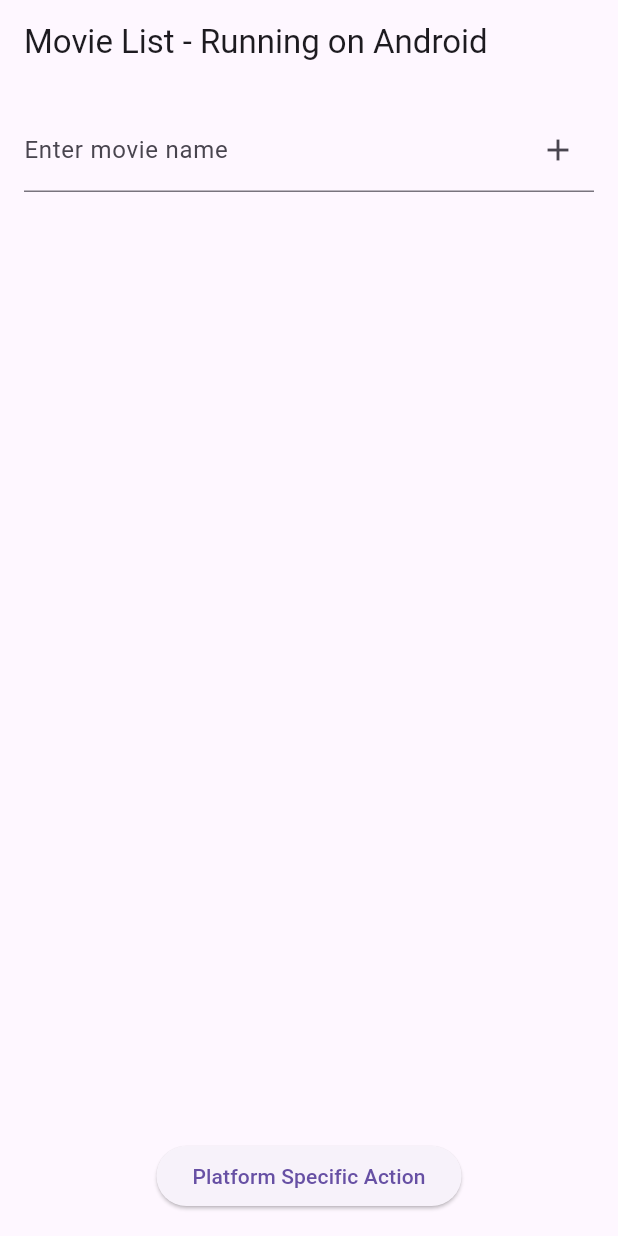
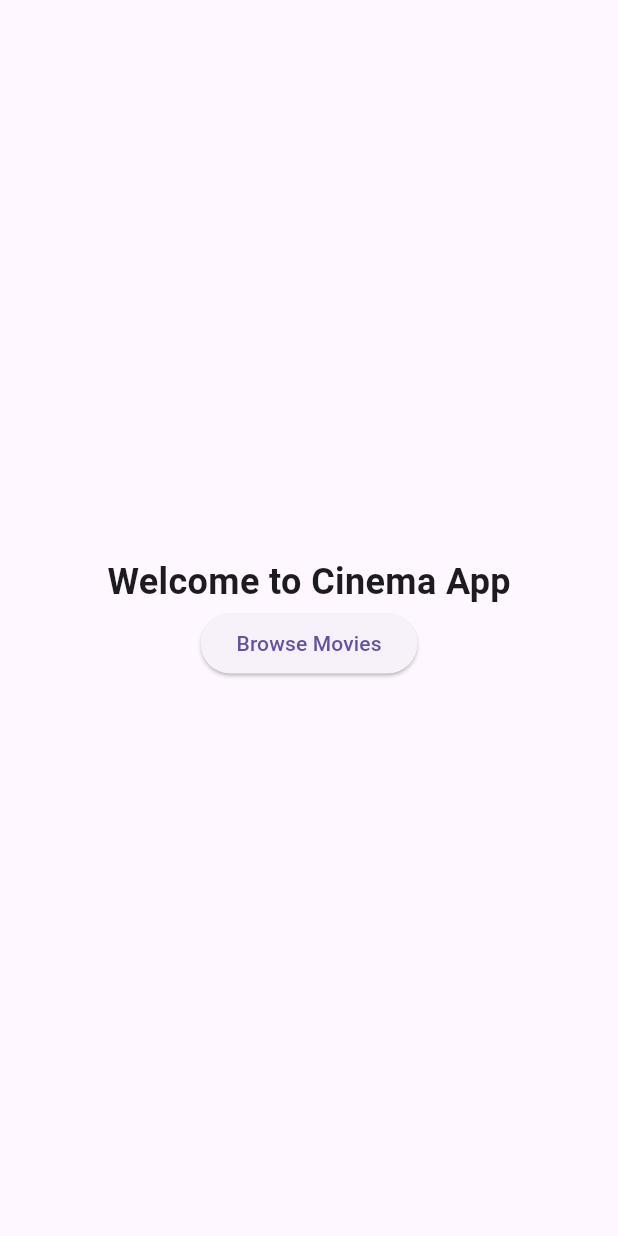
Before and after one commit to Dav1dParker/flutter_homework, a Flutter app: the screen it shows after launch, on a phone screen of 412 x 824 dp. Run offline on Flutter 3.47's test engine with Material 3 defaults, Android fonts, the phone set to English and light mode, and no system bars; statements that could not run were skipped.

Commit message:
Pr6 is done

```diff
--- a/lib/main.dart
+++ b/lib/main.dart
@@ -1,122 +1,55 @@
-import 'dart:io' show Platform;
-import 'package:flutter/foundation.dart' show kIsWeb;
 import 'package:flutter/material.dart';
-import 'package:fluttertoast/fluttertoast.dart';
-//import 'package:url_launcher/url_launcher.dart';
 
 void main() {
-  runApp(MovieListApp());
+  runApp(TicketApp());
 }
 
-class MovieListApp extends StatelessWidget {
+class TicketApp extends StatelessWidget {
   @override
   Widget build(BuildContext context) {
     return MaterialApp(
-      title: 'Movie List',
-      theme: ThemeData(
-        primarySwatch: Colors.blue,
-      ),
-      home: MovieListScreen(),
+      title: 'Cinema Tickets',
+      theme: ThemeData(primarySwatch: Colors.blue),
+      home: MainPage(),
     );
   }
 }
 
-class MovieListScreen extends StatefulWidget {
+class MainPage extends StatelessWidget {
   @override
-  _MovieListScreenState createState() => _MovieListScreenState();
-}
-
-class _MovieListScreenState extends State<MovieListScreen> {
-  final List<String> _movies = [];
-  final TextEditingController _controller = TextEditingController();
-
-  void _addMovie() {
-    if (_controller.text.isNotEmpty) {
-      setState(() {
-        _movies.add(_controller.text);
-      });
-      _controller.clear();
+  Widget build(BuildContext context) {
+    return Scaffold(
+      body: PageView(
+        children: [
+          HomeScreen(),
+          MovieCatalogScreen(),
+          UserProfileScreen(),
+        ],
+      ),
+    );
   }
 }
 
-  void _removeMovie(int index) {
-    setState(() {
-      _movies.removeAt(index);
-    });
-  }
-
-  String _getPlatform() {
-    if (kIsWeb) {
-      return "Running on Web";
-    } else if (Platform.isAndroid) {
-      return "Running on Android";
-    } else if (Platform.isIOS) {
-      return "Running on iOS";
-    } else if (Platform.isMacOS) {
-      return "Running on macOS";
-    } else if (Platform.isWindows) {
-      return "Running on Windows";
-    } else if (Platform.isLinux) {
-      return "Running on Linux";
-    } else {
-      return "Running on UFO";
-    }
-  }
-
-  void _platformSpecificAction() async {
-    if (kIsWeb) {
-      final url = Uri.parse("https://online-edu.mirea.ru");
-      //if (await canLaunchUrl(url)) {
-      //  await launchUrl(url, mode: LaunchMode.externalApplication);
-      //}
-    } else if (Platform.isAndroid) {
-      Fluttertoast.showToast(
-        msg: "I think I am an android app",
-        toastLength: Toast.LENGTH_SHORT,
-        gravity: ToastGravity.BOTTOM,
+// Screen 1: Home Screen
+class HomeScreen extends StatelessWidget {
+  @override
+  Widget build(BuildContext context) {
+    return Center(
+      child: Column(
+        mainAxisAlignment: MainAxisAlignment.center,
+        children: [
+          const Text(
+            'Welcome to Cinema App',
+            style: TextStyle(fontSize: 24, fontWeight: FontWeight.bold),
+          ),
+          ElevatedButton(
+            onPressed: () {
+              Navigator.push(
+                context,
+                MaterialPageRoute(builder: (context) => MovieCatalogScreen()),
               );
-    } else if (Platform.isIOS) {
-      ScaffoldMessenger.of(context).showSnackBar(
-        SnackBar(content: Text("This action is specific to iOS")),
-      );
-    } else if (Platform.isMacOS) {
-      showDialog(
-        context: context,
-        builder: (context) => AlertDialog(
-          title: Text("macOS Action"),
-          content: Text("This action is specific to macOS."),
-          actions: [
-            TextButton(
-              onPressed: () => Navigator.pop(context),
-              child: Text("OK"),
-            ),
-          ],
-        ),
-      );
-    } else if (Platform.isWindows) {
-      showDialog(
-        context: context,
-        builder: (context) => AlertDialog(
-          title: Text("Windows Action"),
-          content: Text("I think I run on windows."),
-          actions: [
-            TextButton(
-              onPressed: () => Navigator.pop(context),
-              child: Text("OK"),
-            ),
-          ],
-        ),
-      );
-    } else if (Platform.isLinux) {
-      showDialog(
-        context: context,
-        builder: (context) => AlertDialog(
-          title: Text("Linux Action"),
-          content: Text("This action is specific to Linux."),
-          actions: [
-            TextButton(
-              onPressed: () => Navigator.pop(context),
-              child: Text("OK"),
+            },
+            child: const Text('Browse Movies'),
           ),
         ],
       ),
@@ -124,52 +57,91 @@
   }
 }
 
+// Screen 2: Movie Catalog
+class MovieCatalogScreen extends StatelessWidget {
   @override
   Widget build(BuildContext context) {
     return Scaffold(
-      appBar: AppBar(
-        title: Text('Movie List - ${_getPlatform()}'),
-      ),
-      body: Column(
+      appBar: AppBar(title: Text('Movies Catalog')),
+      body: ListView(
         children: [
-          Padding(
-            padding: const EdgeInsets.all(16.0),
-            child: TextField(
-              controller: _controller,
-              decoration: InputDecoration(
-                labelText: 'Enter movie name',
-                suffixIcon: IconButton(
-                  icon: Icon(Icons.add),
-                  onPressed: _addMovie,
-                ),
-              ),
-              onSubmitted: (_) => _addMovie(),
-            ),
-          ),
-          Flexible(
-            child: ListView.separated(
-              itemCount: _movies.length,
-              itemBuilder: (context, index) {
-                return ListTile(
-                  title: Text(_movies[index]),
-                  trailing: IconButton(
-                    icon: Icon(Icons.delete),
-                    onPressed: () => _removeMovie(index),
-                  ),
+          ListTile(
+            title: Text('Movie 1'),
+            onTap: () {
+              Navigator.push(
+                context,
+                MaterialPageRoute(builder: (context) => MovieDetailScreen(movieName: 'Movie 1')),
               );
             },
-              separatorBuilder: (context, index) => Divider(),
           ),
-          ),
-          Padding(
-            padding: const EdgeInsets.all(16.0),
-            child: ElevatedButton(
-              onPressed: _platformSpecificAction,
-              child: Text("Platform Specific Action"),
-            ),
+          ListTile(
+            title: Text('Movie 2'),
+            onTap: () {
+              Navigator.push(
+                context,
+                MaterialPageRoute(builder: (context) => MovieDetailScreen(movieName: 'Movie 2')),
+              );
+            },
           ),
         ],
       ),
     );
   }
 }
+
+// Screen 3: Movie Details
+class MovieDetailScreen extends StatelessWidget {
+  final String movieName;
+
+  MovieDetailScreen({required this.movieName});
+
+  @override
+  Widget build(BuildContext context) {
+    return Scaffold(
+      appBar: AppBar(title: Text(movieName)),
+      body: Center(
+        child: Column(
+          mainAxisAlignment: MainAxisAlignment.center,
+          children: [
+            Text('Details about $movieName'),
+            ElevatedButton(
+              onPressed: () {
+                Navigator.push(
+                  context,
+                  MaterialPageRoute(builder: (context) => CheckoutScreen()),
+                );
+              },
+              child: Text('Book Ticket'),
+            ),
+          ],
+        ),
+      ),
+    );
+  }
+}
+
+// Screen 4: Checkout Screen
+class CheckoutScreen extends StatelessWidget {
+  @override
+  Widget build(BuildContext context) {
+    return Scaffold(
+      appBar: AppBar(title: Text('Checkout')),
+      body: Center(
+        child: Text('Ticket Booking Details'),
+      ),
+    );
+  }
+}
+
+// Screen 5: User Profile
+class UserProfil  eScreen extends StatelessWidget {
+  @override
+  Widget build(BuildContext context) {
+    return Scaffold(
+      appBar: AppBar(title: Text('User Profile')),
+      body: Center(
+        child: Text('User Information and Ticket History'),
+      ),
+    );
+  }
+}
```
Lines whose indentation alone changed are shown as unchanged.
